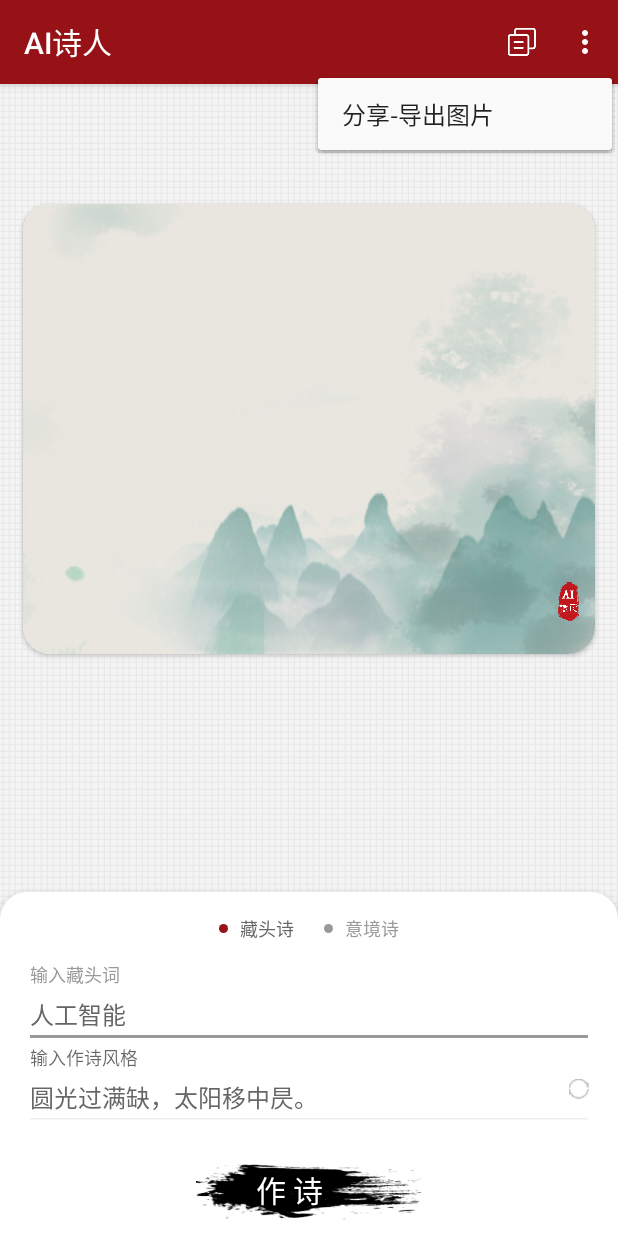
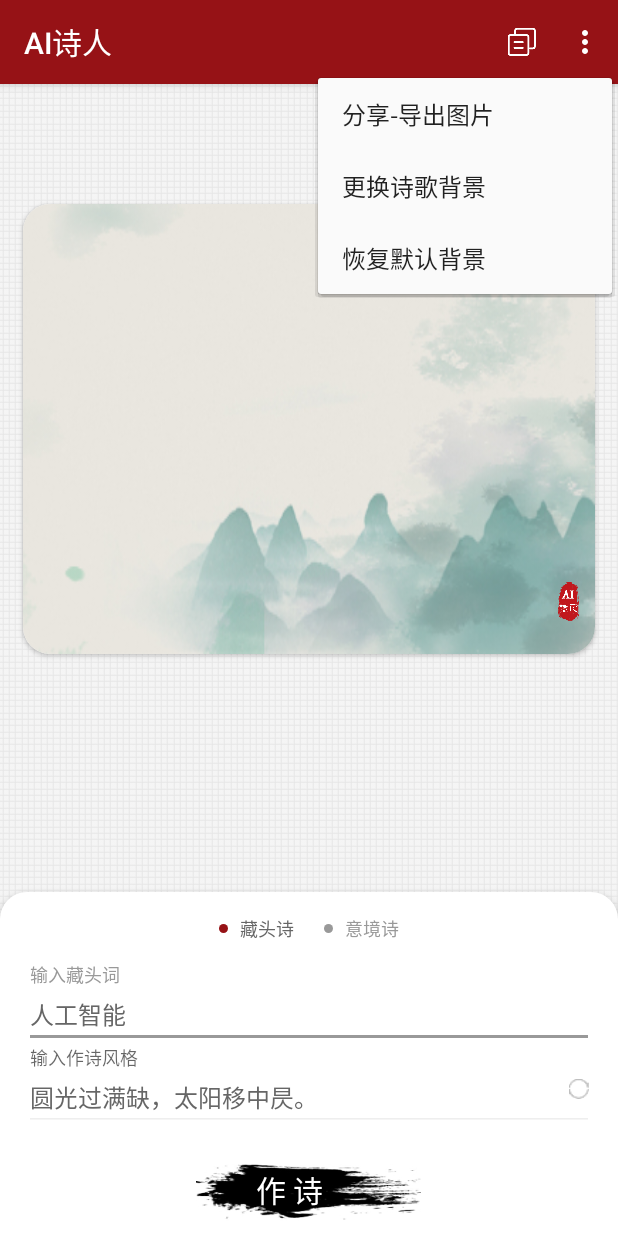
Before and after one commit to pqpo/AIPoet, an Android app: the screen it shows after launch (MainActivity), with the options menu open, on a phone screen of 412 x 824 dp. Run offline under Robolectric (Android 15) with nearby library versions, the phone set to English and light mode, and no system bars; Roboto replaces fonts that are not available here; 3 statements that could not run were skipped.

Commit message:
add menu

```diff
--- a/app/src/main/res/layout/activity_main.xml
+++ b/app/src/main/res/layout/activity_main.xml
@@ -134,7 +134,8 @@
             android:layout_marginTop="80dp" android:layout_marginEnd="15dp"
     >
 
-        <RelativeLayout android:layout_width="match_parent"
+        <RelativeLayout android:id="@+id/rl_card"
+                        android:layout_width="match_parent"
                         android:layout_height="match_parent"
                         android:orientation="vertical"
                         android:background="@mipmap/bg">
--- a/app/src/main/res/menu/main.xml
+++ b/app/src/main/res/menu/main.xml
@@ -3,14 +3,18 @@
       xmlns:app="http://schemas.android.com/apk/res-auto">
     <group android:id="@+id/menu_group"
            android:checkableBehavior="none">
-        <item
-            android:id="@+id/action_menu_copy"
+        <item android:id="@+id/action_menu_copy"
               android:icon="@mipmap/icon_copy"
               app:showAsAction="ifRoom"
               android:title="复制文本"/>
-        <item
-            android:id="@+id/action_menu_share"
+        <item android:id="@+id/action_menu_share"
               app:showAsAction="never"
               android:title="分享-导出图片"/>
+        <item android:id="@+id/action_menu_change_bg"
+              app:showAsAction="never"
+              android:title="更换诗歌背景"/>
+        <item android:id="@+id/action_menu_rest_bg"
+              app:showAsAction="never"
+              android:title="恢复默认背景"/>
     </group>
 </menu>
--- /dev/null
+++ b/app/src/main/res/xml/file_paths.xml
@@ -0,0 +1,6 @@
+<?xml version="1.0" encoding="utf-8"?>
+<resources xmlns:android="http://schemas.android.com/apk/res/android">
+    <paths>
+        <external-file-path name="poet_background" path="" />
+    </paths>
+</resources>
```
Also changed, not shown: app/src/main/java/me/pqpo/aipoet/MainActivity.kt (+43 -23 lines). Lines whose indentation alone changed are shown as unchanged.
